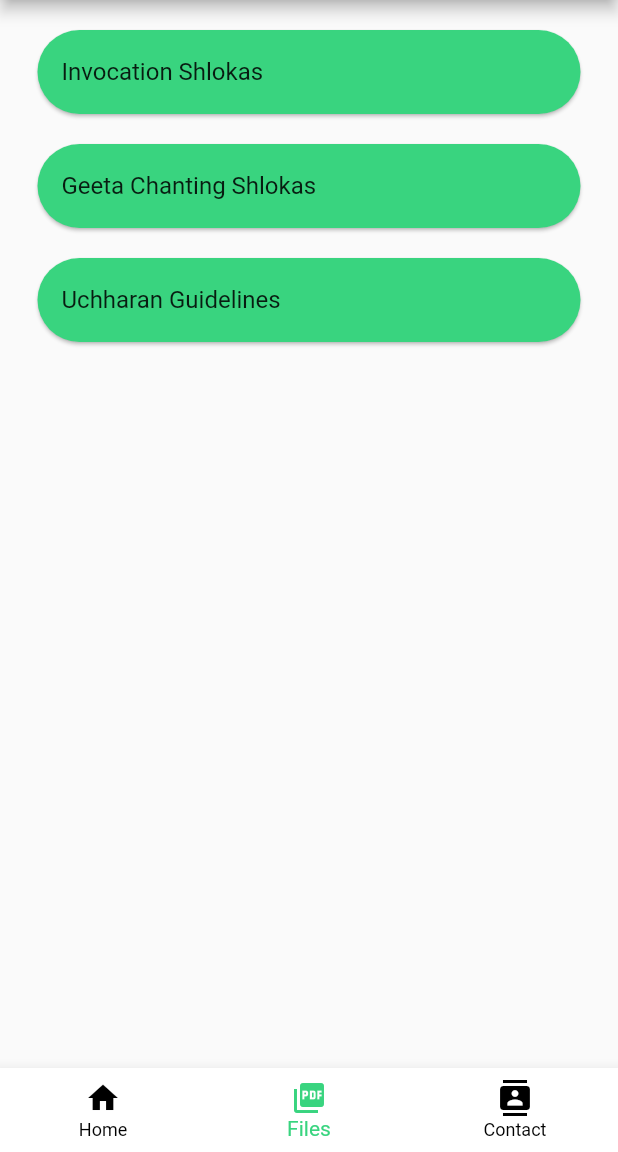
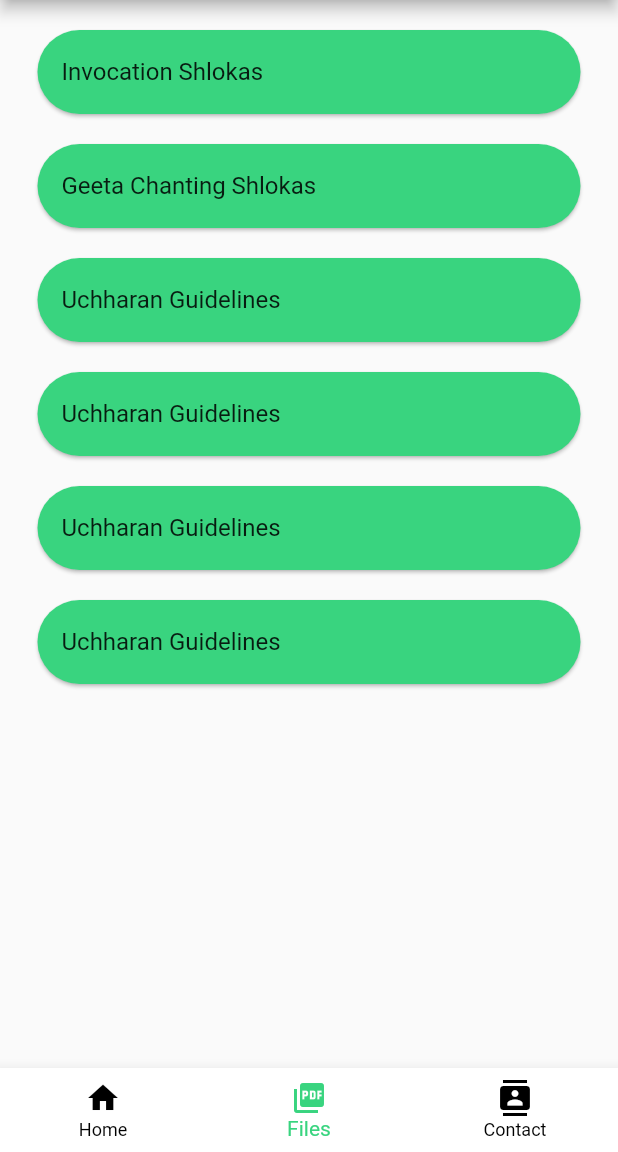
Before and after one commit to nanduu04/satsung, a Flutter app: the screen it shows once a user with an empty profile is signed in, item 2 of the bottom bar chosen, on a phone screen of 412 x 824 dp, the part 84-1236 px from its top. Run offline on Flutter 3.47's test engine with Material 2 defaults, Android fonts, the phone set to English and light mode, and no system bars; our stand-ins replace cloud_firestore, firebase_auth, flutter_spinkit, google_fonts, typicons_flutter; missing offline and left inert: flutter_plugin_pdf_viewer; accounts and stored records are empty.

Commit message:
few UI changes

```diff
--- a/satsung_flutter/lib/screens/file/file.dart
+++ b/satsung_flutter/lib/screens/file/file.dart
@@ -14,13 +14,16 @@ class _FileState extends State<File> {
   Widget build(BuildContext context) {
     return Scaffold(
 
-
+      resizeToAvoidBottomPadding: false,
       body: Center(
 
         child: Column(
+
           children: <Widget>[
+
             SizedBox(height: 10.0),
             Card(
+
               shape: RoundedRectangleBorder(
                 borderRadius: BorderRadius.circular(50.0),
               ),
@@ -77,6 +80,65 @@ class _FileState extends State<File> {
                 },
               ),
             ),
+             Card(
+              shape: RoundedRectangleBorder(
+                borderRadius: BorderRadius.circular(50.0),
+              ),
+              margin: EdgeInsets.symmetric(
+                vertical: 10.0,
+                horizontal: 25.0,
+              ),
+              color: Color(0xff39d47f),
+              child: ListTile(
+                title: Text('Uchharan Guidelines'),
+                onTap: () {
+                  Navigator.push(
+                      context,
+                      MaterialPageRoute(builder: (context) => Guidelines())
+                  );
+                },
+              ),
+            ),
+             Card(
+              shape: RoundedRectangleBorder(
+                borderRadius: BorderRadius.circular(50.0),
+              ),
+              margin: EdgeInsets.symmetric(
+                vertical: 10.0,
+                horizontal: 25.0,
+              ),
+              color: Color(0xff39d47f),
+              child: ListTile(
+                title: Text('Uchharan Guidelines'),
+                onTap: () {
+                  Navigator.push(
+                      context,
+                      MaterialPageRoute(builder: (context) => Guidelines())
+                  );
+                },
+              ),
+            ),
+             Card(
+              shape: RoundedRectangleBorder(
+                borderRadius: BorderRadius.circular(50.0),
+              ),
+              margin: EdgeInsets.symmetric(
+                vertical: 10.0,
+                horizontal: 25.0,
+              ),
+              color: Color(0xff39d47f),
+              child: ListTile(
+                title: Text('Uchharan Guidelines'),
+                onTap: () {
+                  Navigator.push(
+                      context,
+                      MaterialPageRoute(builder: (context) => Guidelines())
+                  );
+                },
+              ),
+            ),
+
+
           ],
         ),
       ),
```
Also changed, not shown: satsung_flutter/lib/screens/home/home.dart (+4 -4 lines).
